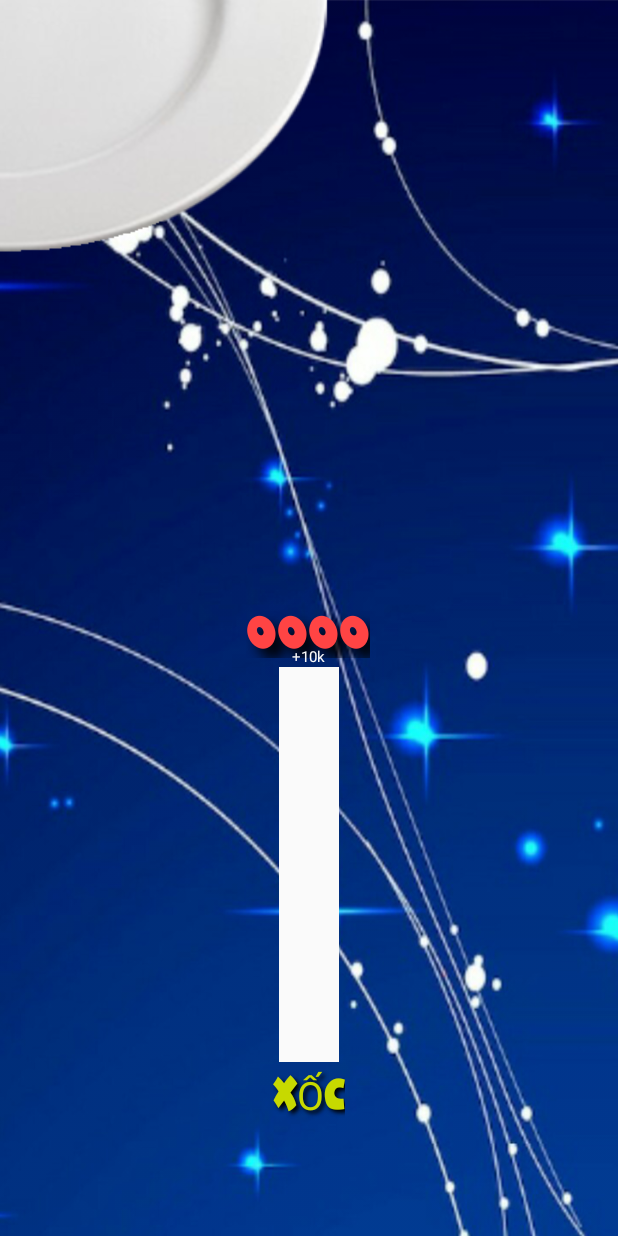
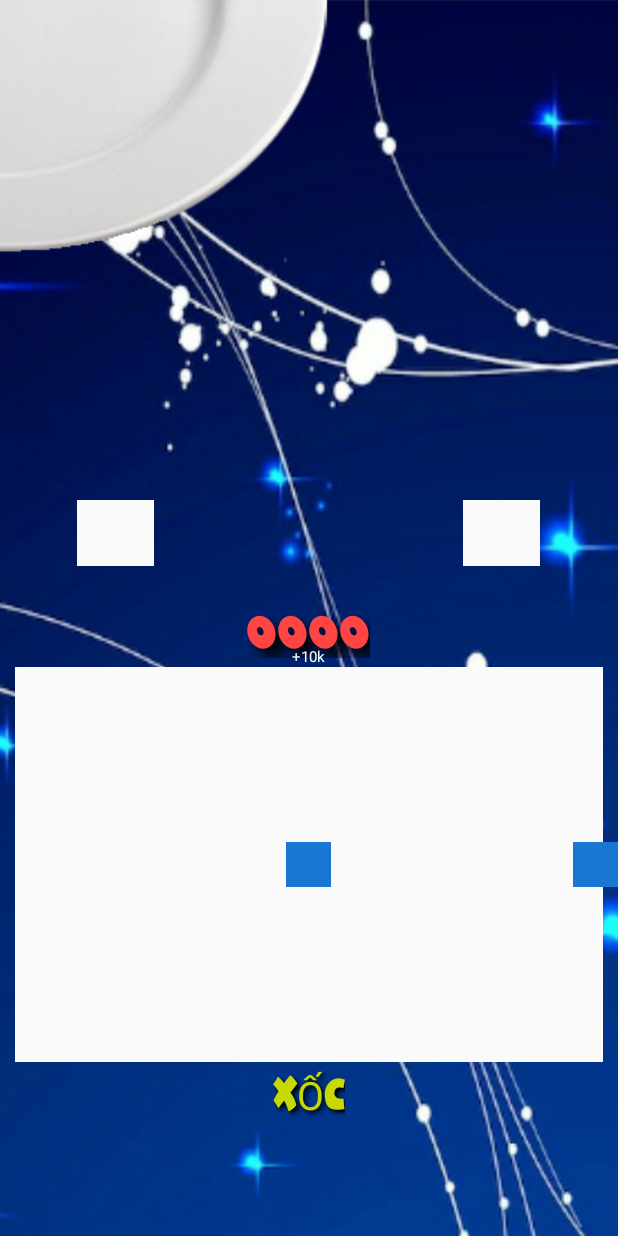
Before and after one commit to iamacule/BC2, an Android app: the layout activity_play.xml on its own in the app's theme, with its tools: preview values and no code run, on a phone screen of 412 x 824 dp. Run offline under Robolectric (Android 15) with nearby library versions, the phone set to English and light mode, and no system bars.

Commit message:
Update btn position

```diff
--- a/app/build.gradle
+++ b/app/build.gradle
@@ -1,8 +1,8 @@
 apply plugin: 'com.android.application'
 
 String APK_NAME = "BC2-"
-int VERSION_CODE = 2
-String VERSION_NAME = "1.0.0.1"
+int VERSION_CODE = 3
+String VERSION_NAME = "1.0.0.2"
 String DATE = new Date().format('yyyyMMdd')
 
 project.archivesBaseName = APK_NAME + VERSION_NAME + "_" + DATE;
--- a/app/src/main/java/vn/mran/bc2/activity/PlayActivity.java
+++ b/app/src/main/java/vn/mran/bc2/activity/PlayActivity.java
@@ -273,9 +273,9 @@ public class PlayActivity extends BaseActivity implements DrawPlay.OnDrawLidUpda
             }
         };
         animalChooserLayout.getBtnDisableRuleMain().setOnClickListener(onDoubleClickListener);
-        animalChooserLayout.getBtnDisableRule3().setOnClickListener(onDoubleClickListener);
+        findViewById(R.id.btnEnableRule3).setOnClickListener(onDoubleClickListener);
         animalChooserLayout.getBtnEnableRuleMain().setOnClickListener(onDoubleClickListener);
-        animalChooserLayout.getBtnEnableRule3().setOnClickListener(onDoubleClickListener);
+        findViewById(R.id.btnDisableRule3).setOnClickListener(onDoubleClickListener);
 
         //Set result at first time
         setResult();
--- a/app/src/main/java/vn/mran/bc2/widget/AnimalChooserLayout.java
+++ b/app/src/main/java/vn/mran/bc2/widget/AnimalChooserLayout.java
@@ -64,9 +64,7 @@ public class AnimalChooserLayout implements View.OnClickListener {
     private int currentValue = 0;
 
     private LinearLayout btnDisableRuleMain;
-    private LinearLayout btnDisableRule3;
     private LinearLayout btnEnableRuleMain;
-    private LinearLayout btnEnableRule3;
 
     public void setOnAnimalChooseListener(OnAnimalChooseListener onAnimalChooseListener) {
         this.onAnimalChooseListener = onAnimalChooseListener;
@@ -80,9 +78,7 @@ public class AnimalChooserLayout implements View.OnClickListener {
 
 
         btnDisableRuleMain = (LinearLayout) view.findViewById(R.id.btnDisableRuleMain);
-        btnDisableRule3 = (LinearLayout) view.findViewById(R.id.btnDisableRule3);
         btnEnableRuleMain = (LinearLayout) view.findViewById(R.id.btnEnableRuleMain);
-        btnEnableRule3 = (LinearLayout) view.findViewById(R.id.btnEnableRule3);
 
         imgNai = view.findViewById(R.id.imgNai);
         imgBau = view.findViewById(R.id.imgBau);
@@ -247,15 +243,7 @@ public class AnimalChooserLayout implements View.OnClickListener {
         return btnDisableRuleMain;
     }
 
-    public LinearLayout getBtnDisableRule3() {
-        return btnDisableRule3;
-    }
-
     public LinearLayout getBtnEnableRuleMain() {
         return btnEnableRuleMain;
     }
-
-    public LinearLayout getBtnEnableRule3() {
-        return btnEnableRule3;
-    }
 }
--- a/app/src/main/res/layout/activity_play.xml
+++ b/app/src/main/res/layout/activity_play.xml
@@ -14,6 +14,7 @@
             android:layout_width="match_parent"
             android:layout_height="0dp"
             android:layout_weight="0.54">
+
             <LinearLayout
                 android:layout_width="match_parent"
                 android:layout_height="match_parent"
@@ -29,7 +30,58 @@
                 <LinearLayout
                     android:layout_width="match_parent"
                     android:layout_height="0dp"
+                    android:layout_weight="0.1"
+                    android:orientation="horizontal">
+
+                    <LinearLayout
+                        android:layout_width="0dp"
+                        android:layout_height="match_parent"
                         android:layout_weight="0.25"
+                        android:orientation="horizontal">
+
+                        <android.support.v4.widget.Space
+                            android:layout_width="0dp"
+                            android:layout_height="match_parent"
+                            android:layout_weight="0.5" />
+
+                        <LinearLayout
+                            android:id="@+id/btnEnableRule3"
+                            android:layout_width="0dp"
+                            android:layout_height="match_parent"
+                            android:layout_weight="0.5"
+                            android:background="@color/white" />
+                    </LinearLayout>
+
+                    <android.support.v4.widget.Space
+                        android:layout_width="0dp"
+                        android:layout_height="match_parent"
+                        android:layout_weight="0.5" />
+
+                    <LinearLayout
+                        android:layout_width="0dp"
+                        android:layout_height="match_parent"
+                        android:layout_weight="0.25"
+                        android:orientation="horizontal">
+
+                        <LinearLayout
+                            android:id="@+id/btnDisableRule3"
+                            android:layout_width="0dp"
+                            android:layout_height="match_parent"
+                            android:layout_weight="0.5"
+                            android:background="@color/white" />
+
+
+                        <android.support.v4.widget.Space
+                            android:layout_width="0dp"
+                            android:layout_height="match_parent"
+                            android:layout_weight="0.5" />
+                    </LinearLayout>
+                </LinearLayout>
+
+                <LinearLayout
+                    android:layout_width="match_parent"
+                    android:layout_height="0dp"
+                    android:layout_weight="0.15"
                     android:orientation="horizontal">
 
                     <LinearLayout
--- a/app/src/main/res/layout/animal_choose_layout.xml
+++ b/app/src/main/res/layout/animal_choose_layout.xml
@@ -1,57 +1,14 @@
 <FrameLayout xmlns:android="http://schemas.android.com/apk/res/android"
-    android:layout_width="wrap_content"
-    android:layout_height="match_parent"
-    android:background="@color/white">
+    android:layout_width="match_parent"
+    android:layout_height="match_parent">
 
     <FrameLayout
         android:id="@+id/frResult"
-        android:layout_marginLeft="10dp"
-        android:layout_marginRight="10dp"
+        android:background="@color/white"
         android:layout_width="match_parent"
         android:layout_height="match_parent"
-        android:visibility="gone">
-
-        <LinearLayout
-            android:layout_width="match_parent"
-            android:layout_height="match_parent"
-            android:orientation="vertical">
-
-            <LinearLayout
-                android:layout_width="match_parent"
-                android:layout_height="0dp"
-                android:layout_weight="5">
-
-                <LinearLayout
-                    android:id="@+id/btnDisableRuleMain"
-                    android:layout_width="0dp"
-                    android:layout_height="match_parent"
-                    android:layout_weight="5" />
-
-                <LinearLayout
-                    android:id="@+id/btnDisableRule3"
-                    android:layout_width="0dp"
-                    android:layout_height="match_parent"
-                    android:layout_weight="5" />
-            </LinearLayout>
-
-            <LinearLayout
-                android:layout_width="match_parent"
-                android:layout_height="0dp"
-                android:layout_weight="5">
-
-                <LinearLayout
-                    android:id="@+id/btnEnableRuleMain"
-                    android:layout_width="0dp"
-                    android:layout_height="match_parent"
-                    android:layout_weight="5" />
-
-                <LinearLayout
-                    android:id="@+id/btnEnableRule3"
-                    android:layout_width="0dp"
-                    android:layout_height="match_parent"
-                    android:layout_weight="5" />
-            </LinearLayout>
-        </LinearLayout>
+        android:layout_marginLeft="10dp"
+        android:layout_marginRight="10dp">
 
         <LinearLayout
             android:layout_width="match_parent"
@@ -73,9 +30,9 @@
 
             <FrameLayout
                 android:layout_width="0dp"
+                android:layout_height="match_parent"
+                android:layout_marginLeft="10dp"
                 android:layout_marginRight="10dp"
-                android:layout_marginLeft="10dp"
-                android:layout_height="match_parent"
                 android:layout_weight="1">
 
                 <ImageView
@@ -101,12 +58,13 @@
 
     <LinearLayout
         android:id="@+id/lnChooser"
+        android:layout_width="match_parent"
+        android:layout_height="match_parent"
         android:layout_marginLeft="10dp"
         android:layout_marginRight="10dp"
-        android:layout_width="match_parent"
-        android:layout_height="match_parent"
         android:gravity="center"
-        android:orientation="vertical">
+        android:orientation="vertical"
+        android:background="@color/white">
 
         <LinearLayout
             android:layout_width="match_parent"
@@ -355,4 +313,18 @@
 
     </LinearLayout>
 
+    <LinearLayout
+        android:id="@+id/btnEnableRuleMain"
+        android:layout_width="30dp"
+        android:layout_height="30dp"
+        android:layout_gravity="center"
+        android:background="@color/blue_700"/>
+
+
+    <LinearLayout
+        android:id="@+id/btnDisableRuleMain"
+        android:layout_width="30dp"
+        android:layout_height="30dp"
+        android:layout_gravity="center|right"
+        android:background="@color/blue_700"/>
 </FrameLayout>
```
Also changed, not shown: 1 other file. Lines whose indentation alone changed are shown as unchanged.
